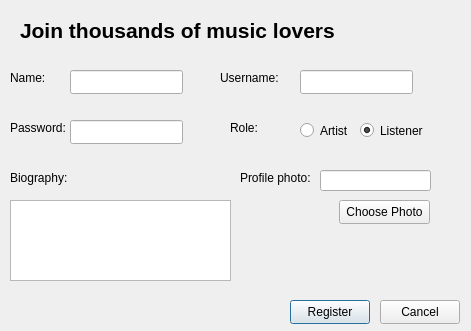
First picture: the form in registerdialog.ui, repository Kiana-hash/MusicAppQt, before the edit.
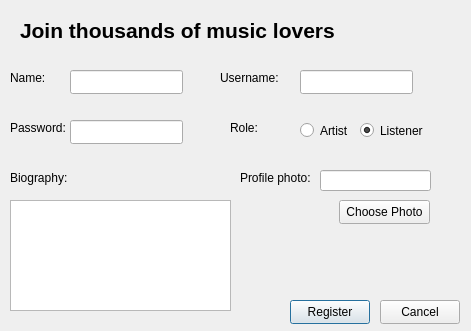
Second picture: the form after the edit.

What changed in the file:
```diff
--- a/registerdialog.ui
+++ b/registerdialog.ui
@@ -155,7 +155,7 @@
      <x>10</x>
      <y>200</y>
      <width>221</width>
-     <height>81</height>
+     <height>111</height>
     </rect>
    </property>
   </widget>
```
